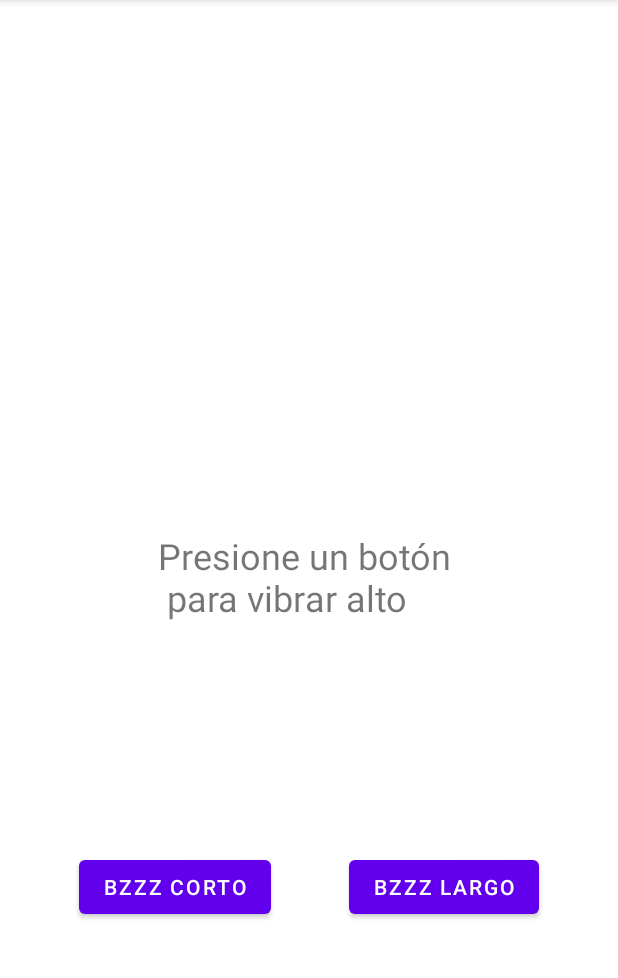
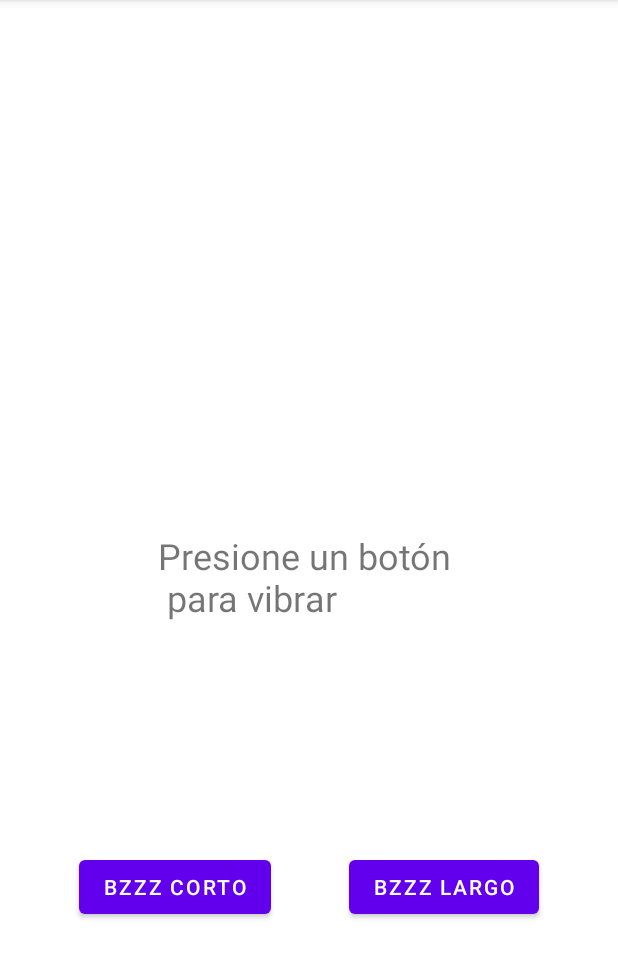
Before and after one commit to stradicat/taptovibrate, an Android app: the screen it shows after launch (MainActivity), on a phone screen of 412 x 824 dp, the part 84-1062 px from its top. Run offline under Robolectric (Android 15) with nearby library versions, the phone set to English and light mode, and no system bars.

Commit message:
Displayed string, simplified

```diff
--- a/app/src/main/res/values/strings.xml
+++ b/app/src/main/res/values/strings.xml
@@ -1,6 +1,6 @@
 <resources>
     <string name="app_name">Tap to Vibrate</string>
-    <string name="presione_un_boton_para_vibrar">Presione un botón \n para vibrar alto</string>
+    <string name="presione_un_boton_para_vibrar">Presione un botón \n para vibrar</string>
     <string name="bzzz_corto">BZZZ corto</string>
     <string name="bzzz_largo">BZZZ largo</string>
     <string name="no_vibrator_device_detected">No vibrator device detected</string>
```
